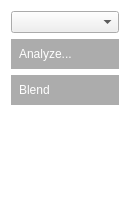
ialhashim/TopoBlender, file source/Tools/ManualBlend/manualblend.ui: the form before one commit.
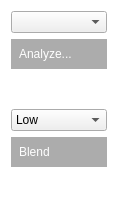
The form after the commit. Icons and pictures are not drawn.

The edit to the form file:
```diff
--- a/source/Tools/ManualBlend/manualblend.ui
+++ b/source/Tools/ManualBlend/manualblend.ui
@@ -6,8 +6,8 @@
    <rect>
     <x>0</x>
     <y>0</y>
-    <width>130</width>
-    <height>214</height>
+    <width>118</width>
+    <height>213</height>
    </rect>
   </property>
   <property name="windowTitle">
@@ -31,7 +31,7 @@
 </string>
   </property>
   <layout class="QGridLayout" name="gridLayout">
-   <item row="2" column="0">
+   <item row="4" column="0">
     <widget class="QPushButton" name="blendButton">
      <property name="text">
       <string>Blend</string>
@@ -48,19 +48,6 @@
      </property>
     </widget>
    </item>
-   <item row="3" column="0">
-    <spacer name="verticalSpacer">
-     <property name="orientation">
-      <enum>Qt::Vertical</enum>
-     </property>
-     <property name="sizeHint" stdset="0">
-      <size>
-       <width>20</width>
-       <height>40</height>
-      </size>
-     </property>
-    </spacer>
-   </item>
    <item row="0" column="0">
     <widget class="QComboBox" name="categoriesBox"/>
    </item>
@@ -81,6 +68,51 @@
      </property>
     </widget>
    </item>
+   <item row="5" column="0">
+    <spacer name="verticalSpacer">
+     <property name="orientation">
+      <enum>Qt::Vertical</enum>
+     </property>
+     <property name="sizeHint" stdset="0">
+      <size>
+       <width>20</width>
+       <height>40</height>
+      </size>
+     </property>
+    </spacer>
+   </item>
+   <item row="2" column="0">
+    <spacer name="verticalSpacer_2">
+     <property name="orientation">
+      <enum>Qt::Vertical</enum>
+     </property>
+     <property name="sizeHint" stdset="0">
+      <size>
+       <width>20</width>
+       <height>40</height>
+      </size>
+     </property>
+    </spacer>
+   </item>
+   <item row="3" column="0">
+    <widget class="QComboBox" name="reconResolution">
+     <item>
+      <property name="text">
+       <string>Low</string>
+      </property>
+     </item>
+     <item>
+      <property name="text">
+       <string>Medium</string>
+      </property>
+     </item>
+     <item>
+      <property name="text">
+       <string>High</string>
+      </property>
+     </item>
+    </widget>
+   </item>
   </layout>
  </widget>
  <resources>
```
